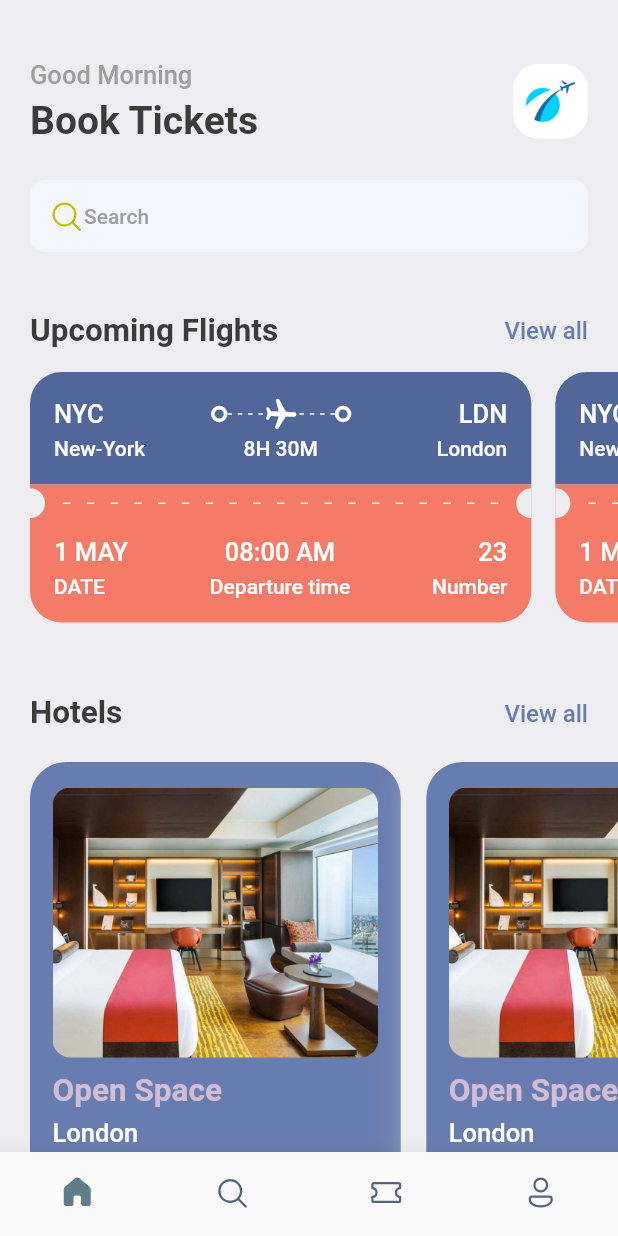
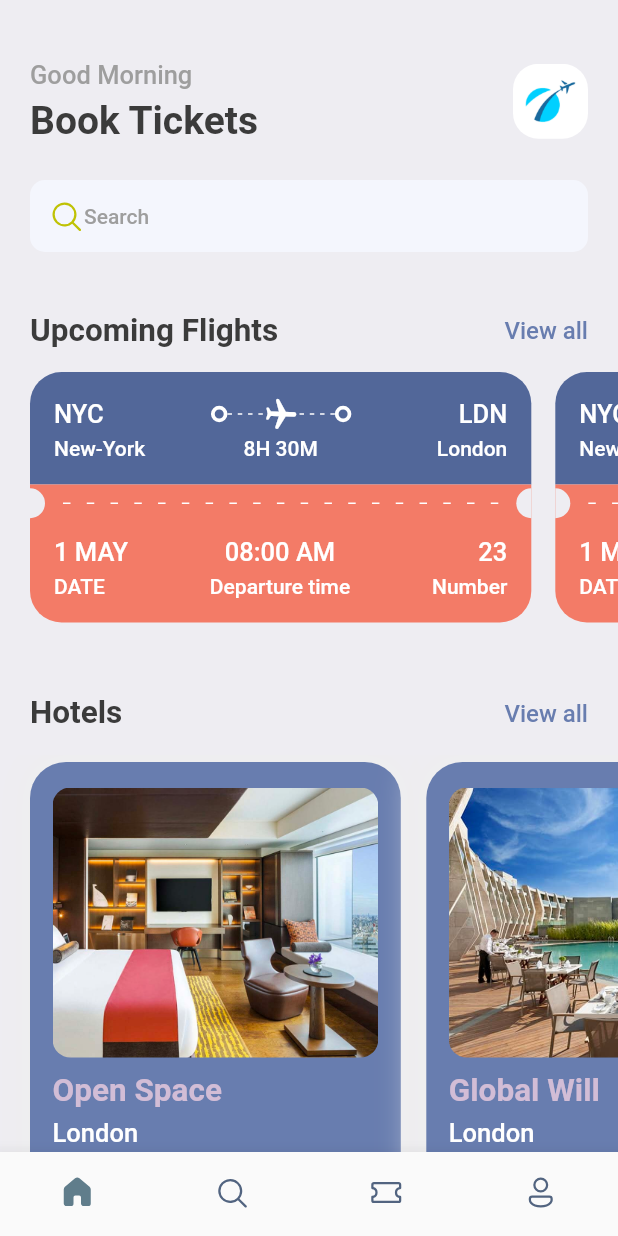
Before and after one commit to rodgersBRY/shuttle-express, a Flutter app: the screen it shows after launch, on a phone screen of 412 x 824 dp. Run offline on Flutter 3.47's test engine with Material 2 defaults, Android fonts, the phone set to English and light mode, and no system bars; our stand-ins replace fluentui_icons, gap.

Commit message:
display hotels dynamically

```diff
--- a/lib/screens/home_screen.dart
+++ b/lib/screens/home_screen.dart
@@ -3,6 +3,7 @@ import 'package:flutter/material.dart';
 import 'package:gap/gap.dart';
 import 'package:shuttle_express/screens/hotel_screen.dart';
 import 'package:shuttle_express/screens/ticket_view.dart';
+import 'package:shuttle_express/utils/app_info_list.dart';
 import 'package:shuttle_express/utils/app_styles.dart';
 
 class HomeScreen extends StatelessWidget {
@@ -128,13 +129,15 @@ class HomeScreen extends StatelessWidget {
             scrollDirection: Axis.horizontal,
             padding: const EdgeInsets.only(left: 20),
             child: Row(
-              children: const [
-                HotelScreen(),
-                HotelScreen(),
-                HotelScreen(),
-                HotelScreen(),
-              ],
-            ),
+                children:
+                    hotelList.map((hotel) => HotelScreen(hotel: hotel)).toList()
+                // const [
+                //   HotelScreen(),
+                //   HotelScreen(),
+                //   HotelScreen(),
+                //   HotelScreen(),
+                // ],
+                ),
           ),
           const Gap(15),
         ],
--- a/lib/screens/hotel_screen.dart
+++ b/lib/screens/hotel_screen.dart
@@ -4,7 +4,9 @@ import 'package:shuttle_express/utils/app_layout.dart';
 import 'package:shuttle_express/utils/app_styles.dart';
 
 class HotelScreen extends StatelessWidget {
-  const HotelScreen({Key? key}) : super(key: key);
+  final Map<String, dynamic> hotel;
+
+  const HotelScreen({Key? key, required this.hotel}) : super(key: key);
 
   @override
   Widget build(BuildContext context) {
@@ -33,25 +35,25 @@ class HotelScreen extends StatelessWidget {
             decoration: BoxDecoration(
               color: Styles.primaryColor,
               borderRadius: BorderRadius.circular(12),
-              image: const DecorationImage(
+              image: DecorationImage(
                 fit: BoxFit.cover,
-                image: AssetImage("assets/images/one.png"),
+                image: AssetImage("assets/images/${hotel['image']}"),
               ),
             ),
           ),
           const Gap(10),
           Text(
-            "Open Space",
+            hotel['place'],
             style: Styles.headlineStyle2.copyWith(color: Styles.kakiColor),
           ),
           const Gap(5),
           Text(
-            "London",
+            hotel['destination'],
             style: Styles.headlineStyle3.copyWith(color: Colors.white),
           ),
           const Gap(8),
           Text(
-            "\$40/night",
+            "\$${hotel['price']}/night",
             style: Styles.headlineStyle1.copyWith(color: Styles.kakiColor),
           ),
         ],
--- /dev/null
+++ b/lib/utils/app_info_list.dart
@@ -0,0 +1,20 @@
+List<Map<String, dynamic>> hotelList = [
+  {
+    'image': 'one.png',
+    'place': 'Open Space',
+    'destination': 'London',
+    'price': 25
+  },
+  {
+    'image': 'two.png',
+    'place': 'Global Will',
+    'destination': 'London',
+    'price': 40
+  },
+  {
+    'image': 'three.png',
+    'place': 'Tallest Building',
+    'destination': 'Dubai',
+    'price': 68
+  },
+];
```
